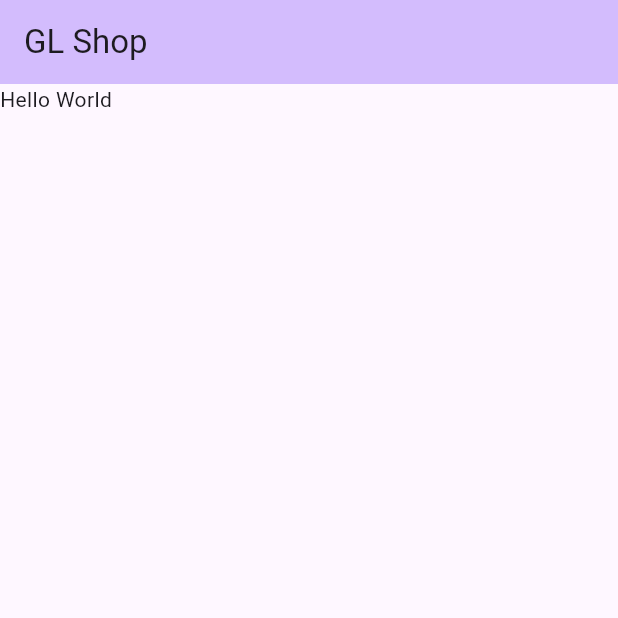
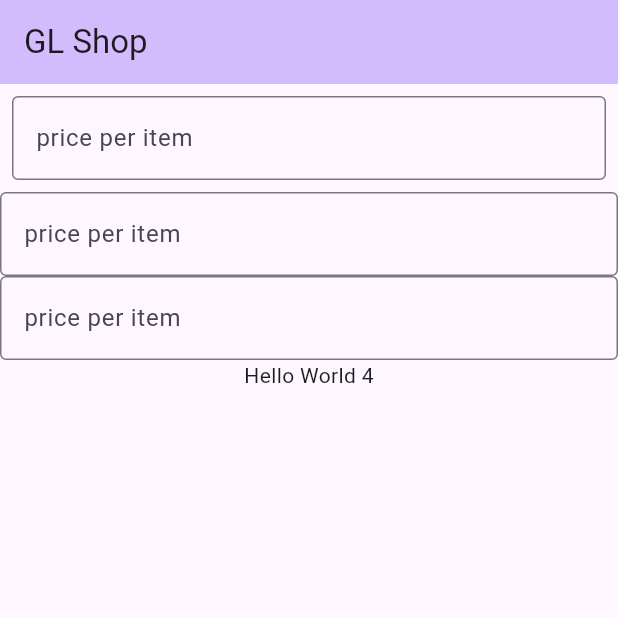
Before and after one commit to baaanaga/firstapp, a Flutter app: the screen it shows after launch, on a phone screen of 412 x 824 dp, the top half of it. Run offline on Flutter 3.47's test engine with Material 3 defaults, Android fonts, the phone set to English and light mode, and no system bars; our stand-ins replace material_ui.

Commit message:
Add price per item

```diff
--- a/lib/main.dart
+++ b/lib/main.dart
@@ -35,7 +35,26 @@ class _MyHomePageState extends State<MyHomePage> {
         backgroundColor: Theme.of(context).colorScheme.inversePrimary,
         title: Text(widget.title),
       ),
-      body: Text("Hello World")
+      body: Column(
+        children: [
+          Padding(
+            padding: const EdgeInsets.all(8.0),
+            child: priceTextField(),
+          ),
+          priceTextField(),
+          priceTextField(),
+          Text("Hello World 4")
+        ],
+      )
+    );
+  }
+
+  Widget priceTextField() {
+    return TextField(
+      decoration: InputDecoration(
+        border: OutlineInputBorder(),
+        labelText: "price per item",
+      ),
     );
   }
 }
```
